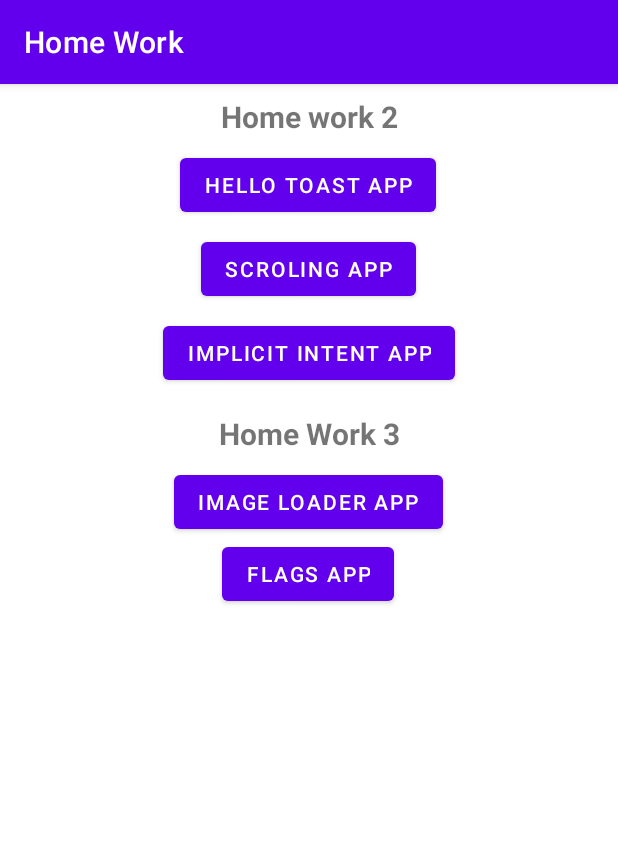
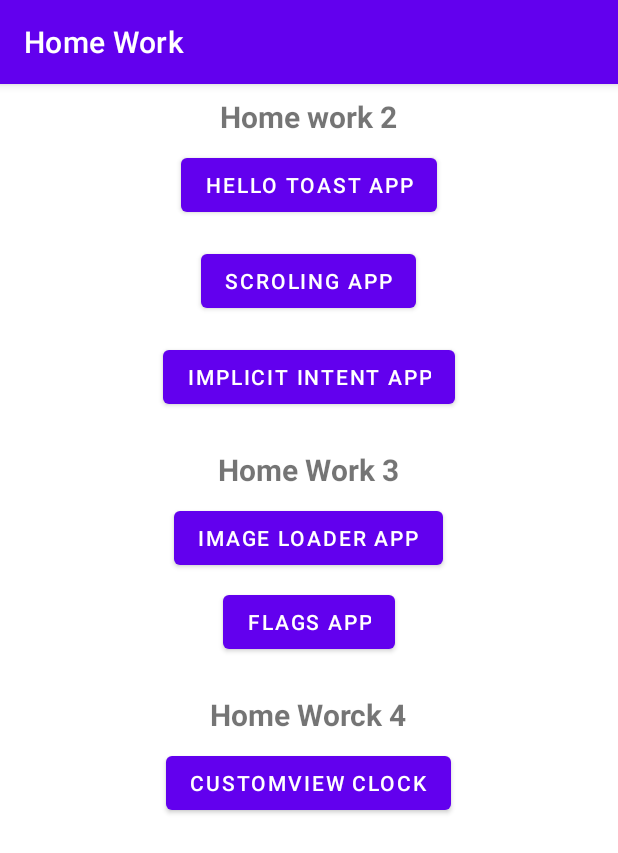
Before and after one commit to SmallGreenMan/Anderson_HomeWork, an Android app: the screen it shows after launch (MainActivity), on a phone screen of 412 x 824 dp. Shown: the top 853 px of the screen. Run offline under Robolectric (Android 15) with nearby library versions, the phone set to English and light mode, and no system bars.

Commit message:
add: HomeWorck_4 - CustomView Clock

```diff
--- a/app/src/main/java/android/examample/imageloader_hw_31/MainActivity_HW_2_1.java
+++ b/app/src/main/java/android/examample/imageloader_hw_31/HomeWorck_2/MainActivity_HW_2_1.java
@@ -1,7 +1,8 @@
-package android.examample.imageloader_hw_31;
+package android.examample.imageloader_hw_31.HomeWorck_2;
 
 import androidx.appcompat.app.AppCompatActivity;
 
+import android.examample.imageloader_hw_31.R;
 import android.examample.imageloader_hw_31.databinding.ActivityMainHw21Binding;
 import android.os.Bundle;
 import android.util.Log;
--- a/app/src/main/java/android/examample/imageloader_hw_31/MainActivity_HW_2_2.java
+++ b/app/src/main/java/android/examample/imageloader_hw_31/HomeWorck_2/MainActivity_HW_2_2.java
@@ -1,7 +1,8 @@
-package android.examample.imageloader_hw_31;
+package android.examample.imageloader_hw_31.HomeWorck_2;
 
 import androidx.appcompat.app.AppCompatActivity;
 
+import android.examample.imageloader_hw_31.R;
 import android.os.Bundle;
 
 public class MainActivity_HW_2_2 extends AppCompatActivity {
--- a/app/src/main/java/android/examample/imageloader_hw_31/MainActivity_HW_2_3.java
+++ b/app/src/main/java/android/examample/imageloader_hw_31/HomeWorck_2/MainActivity_HW_2_3.java
@@ -1,9 +1,10 @@
-package android.examample.imageloader_hw_31;
+package android.examample.imageloader_hw_31.HomeWorck_2;
 
 import androidx.appcompat.app.AppCompatActivity;
 import androidx.core.app.ShareCompat;
 
 import android.content.Intent;
+import android.examample.imageloader_hw_31.R;
 import android.net.Uri;
 import android.os.Bundle;
 import android.provider.MediaStore;
--- a/app/src/main/java/android/examample/imageloader_hw_31/MainActivity_HW_3_1.kt
+++ b/app/src/main/java/android/examample/imageloader_hw_31/HomeWorck_3/MainActivity_HW_3_1.kt
@@ -1,5 +1,6 @@
-package android.examample.imageloader_hw_31
+package android.examample.imageloader_hw_31.HomeWorck_3
 
+import android.examample.imageloader_hw_31.R
 import android.examample.imageloader_hw_31.databinding.ActivityMainHw31Binding
 import androidx.appcompat.app.AppCompatActivity
 import android.os.Bundle
@@ -31,7 +32,7 @@ class MainActivity_HW_3_1 : AppCompatActivity() {
             }
             try {
                 val imm = getSystemService(INPUT_METHOD_SERVICE) as InputMethodManager
-                imm?.hideSoftInputFromWindow(currentFocus!!.windowToken, 0)
+                imm.hideSoftInputFromWindow(currentFocus!!.windowToken, 0)
             }
             catch(e:Exception){
                 Log.d("HW_3_1",e.toString())}
--- a/app/src/main/java/android/examample/imageloader_hw_31/MainActivity_HW_3_2.kt
+++ b/app/src/main/java/android/examample/imageloader_hw_31/HomeWorck_3/MainActivity_HW_3_2.kt
@@ -1,8 +1,8 @@
-package android.examample.imageloader_hw_31
+package android.examample.imageloader_hw_31.HomeWorck_3
 
+import android.examample.imageloader_hw_31.R
 import androidx.appcompat.app.AppCompatActivity
 import android.os.Bundle
-import android.widget.TextView
 
 
 /*
--- a/app/src/main/res/layout/activity_main.xml
+++ b/app/src/main/res/layout/activity_main.xml
@@ -6,13 +6,11 @@
     android:layout_height="match_parent"
     tools:context=".MainActivity">
 
-        <androidx.constraintlayout.widget.ConstraintLayout
+    <LinearLayout
         android:layout_width="match_parent"
         android:layout_height="wrap_content"
-            app:layout_constraintBottom_toBottomOf="parent"
-            app:layout_constraintEnd_toEndOf="parent"
-            app:layout_constraintStart_toStartOf="parent"
-            app:layout_constraintTop_toTopOf="parent">
+        android:gravity="center_horizontal"
+        android:orientation="vertical">
 
         <TextView
             android:id="@+id/textView_HW21_TextView"
@@ -21,10 +19,7 @@
             android:layout_marginTop="@dimen/inside_margin"
             android:text="@string/home_work_2_1"
             android:textSize="@dimen/text_size"
-                android:textStyle="bold"
-                app:layout_constraintEnd_toEndOf="parent"
-                app:layout_constraintStart_toStartOf="parent"
-                app:layout_constraintTop_toTopOf="parent" />
+            android:textStyle="bold" />
 
         <Button
             android:id="@+id/button_HomeWork_2_1"
@@ -33,13 +28,7 @@
             android:layout_marginTop="@dimen/inside_margin"
             android:layout_marginBottom="@dimen/inside_margin"
             android:onClick="goToHomework_2_1"
-                android:text="@string/hello_toast_app"
-                app:layout_constraintBottom_toBottomOf="parent"
-                app:layout_constraintEnd_toEndOf="parent"
-                app:layout_constraintHorizontal_bias="0.498"
-                app:layout_constraintStart_toStartOf="parent"
-                app:layout_constraintTop_toBottomOf="@+id/textView_HW21_TextView"
-                app:layout_constraintVertical_bias="0.0" />
+            android:text="@string/hello_toast_app" />
 
         <Button
             android:id="@+id/button_HomeWork_2_2"
@@ -48,13 +37,7 @@
             android:layout_marginTop="@dimen/inside_margin"
             android:layout_marginBottom="@dimen/inside_margin"
             android:onClick="goToHomework_2_2"
-                android:text="@string/scroling_app"
-                app:layout_constraintBottom_toBottomOf="parent"
-                app:layout_constraintEnd_toEndOf="parent"
-                app:layout_constraintHorizontal_bias="0.498"
-                app:layout_constraintStart_toStartOf="parent"
-                app:layout_constraintTop_toBottomOf="@+id/button_HomeWork_2_1"
-                app:layout_constraintVertical_bias="0.0" />
+            android:text="@string/scroling_app" />
 
         <Button
             android:id="@+id/button_HomeWork_2_3"
@@ -63,13 +46,7 @@
             android:layout_marginTop="@dimen/inside_margin"
             android:layout_marginBottom="@dimen/inside_margin"
             android:onClick="goToHomework_2_3"
-                android:text="implicit intent app"
-                app:layout_constraintBottom_toBottomOf="parent"
-                app:layout_constraintEnd_toEndOf="parent"
-                app:layout_constraintHorizontal_bias="0.501"
-                app:layout_constraintStart_toStartOf="parent"
-                app:layout_constraintTop_toBottomOf="@+id/button_HomeWork_2_2"
-                app:layout_constraintVertical_bias="0.0" />
+            android:text="implicit intent app" />
 
         <TextView
             android:id="@+id/textView_HW31_TextView"
@@ -78,10 +55,7 @@
             android:layout_marginTop="@dimen/madgin_outside"
             android:text="@string/home_work_3_1"
             android:textSize="@dimen/text_size"
-                android:textStyle="bold"
-                app:layout_constraintEnd_toEndOf="parent"
-                app:layout_constraintStart_toStartOf="parent"
-                app:layout_constraintTop_toBottomOf="@+id/button_HomeWork_2_3" />
+            android:textStyle="bold" />
 
         <Button
             android:id="@+id/button_HomeWork_3_1"
@@ -90,13 +64,7 @@
             android:layout_marginTop="@dimen/inside_margin"
             android:layout_marginBottom="@dimen/inside_margin"
             android:onClick="goToHomework_3_1"
-                android:text="@string/image_loader_app"
-                app:layout_constraintBottom_toBottomOf="parent"
-                app:layout_constraintEnd_toEndOf="parent"
-                app:layout_constraintHorizontal_bias="0.498"
-                app:layout_constraintStart_toStartOf="parent"
-                app:layout_constraintTop_toBottomOf="@+id/textView_HW31_TextView"
-                app:layout_constraintVertical_bias="0.0" />
+            android:text="@string/image_loader_app" />
 
         <Button
             android:id="@+id/button_HomeWork_3_2"
@@ -104,13 +72,25 @@
             android:layout_height="wrap_content"
             android:layout_marginBottom="@dimen/inside_margin"
             android:onClick="goToHomework_3_2"
-                android:text="@string/flags_app"
-                app:layout_constraintBottom_toBottomOf="parent"
-                app:layout_constraintEnd_toEndOf="parent"
-                app:layout_constraintHorizontal_bias="0.498"
-                app:layout_constraintStart_toStartOf="parent"
-                app:layout_constraintTop_toBottomOf="@+id/button_HomeWork_3_1"
-                app:layout_constraintVertical_bias="0.0" />
+            android:text="@string/flags_app" />
 
-        </androidx.constraintlayout.widget.ConstraintLayout>
+        <TextView
+            android:id="@+id/textView_HW4_TextView"
+            android:layout_width="wrap_content"
+            android:layout_height="wrap_content"
+            android:layout_marginTop="@dimen/madgin_outside"
+            android:text="@string/home_worck_4"
+            android:textSize="@dimen/text_size"
+            android:textStyle="bold" />
+
+        <Button
+            android:id="@+id/button_HomeWork_4"
+            android:layout_width="wrap_content"
+            android:layout_height="wrap_content"
+            android:layout_marginTop="@dimen/inside_margin"
+            android:layout_marginBottom="@dimen/inside_margin"
+            android:onClick="goToHomework_4"
+            android:text="@string/customview_clock" />
+
+    </LinearLayout>
 </androidx.core.widget.NestedScrollView>
--- a/app/src/main/res/layout/activity_main_hw21.xml
+++ b/app/src/main/res/layout/activity_main_hw21.xml
@@ -4,7 +4,7 @@
     xmlns:tools="http://schemas.android.com/tools"
     android:layout_width="match_parent"
     android:layout_height="match_parent"
-    tools:context=".MainActivity_HW_2_1">
+    tools:context=".HomeWorck_2.MainActivity_HW_2_1">
 
     <Button
         android:id="@+id/button_count"
--- a/app/src/main/res/layout/activity_main_hw23.xml
+++ b/app/src/main/res/layout/activity_main_hw23.xml
@@ -5,7 +5,7 @@
     android:layout_height="match_parent"
     android:orientation="vertical"
     android:padding="16dp"
-    tools:context=".MainActivity_HW_2_3">
+    tools:context=".HomeWorck_2.MainActivity_HW_2_3">
 
     <EditText
         android:id="@+id/website_edittext"
--- a/app/src/main/res/layout/activity_main_hw31.xml
+++ b/app/src/main/res/layout/activity_main_hw31.xml
@@ -4,7 +4,7 @@
     xmlns:tools="http://schemas.android.com/tools"
     android:layout_width="match_parent"
     android:layout_height="match_parent"
-    tools:context=".MainActivity_HW_3_1">
+    tools:context=".HomeWorck_3.MainActivity_HW_3_1">
 
     <TextView
         android:id="@+id/textView2"
--- a/app/src/main/res/layout/activity_main_hw32.xml
+++ b/app/src/main/res/layout/activity_main_hw32.xml
@@ -5,7 +5,7 @@
     android:layout_width="match_parent"
     android:layout_height="match_parent"
     android:background="#CDCDCD"
-    tools:context=".MainActivity_HW_3_2">
+    tools:context=".HomeWorck_3.MainActivity_HW_3_2">
 
     <LinearLayout
         android:layout_width="350dp"
--- a/app/src/main/res/values/strings.xml
+++ b/app/src/main/res/values/strings.xml
@@ -55,4 +55,6 @@ This volume starts with the first new Beatle song, “Free as a Bird” (based o
 
     <string name="Share_this_text_with">\"Share this text with: \"</string>
     <string name="take_a_picture">Take a picture</string>
+    <string name="home_worck_4">Home Worck 4</string>
+    <string name="customview_clock">CustomView Clock</string>
 </resources>
```
Also changed, not shown: app/src/main/AndroidManifest.xml (+8 -5 lines), app/src/main/java/android/examample/imageloader_hw_31/HomeWorck_4/MainActivity_HW_4.kt (added, +12 -0 lines), app/src/main/java/android/examample/imageloader_hw_31/HomeWorck_4/UI/CustomView_Clock.kt (added, +103 -0 lines), app/src/main/java/android/examample/imageloader_hw_31/MainActivity.kt (+10 -1 lines), app/src/main/res/layout/activity_main_hw4.xml (added, +17 -0 lines). Lines whose indentation alone changed are shown as unchanged.
